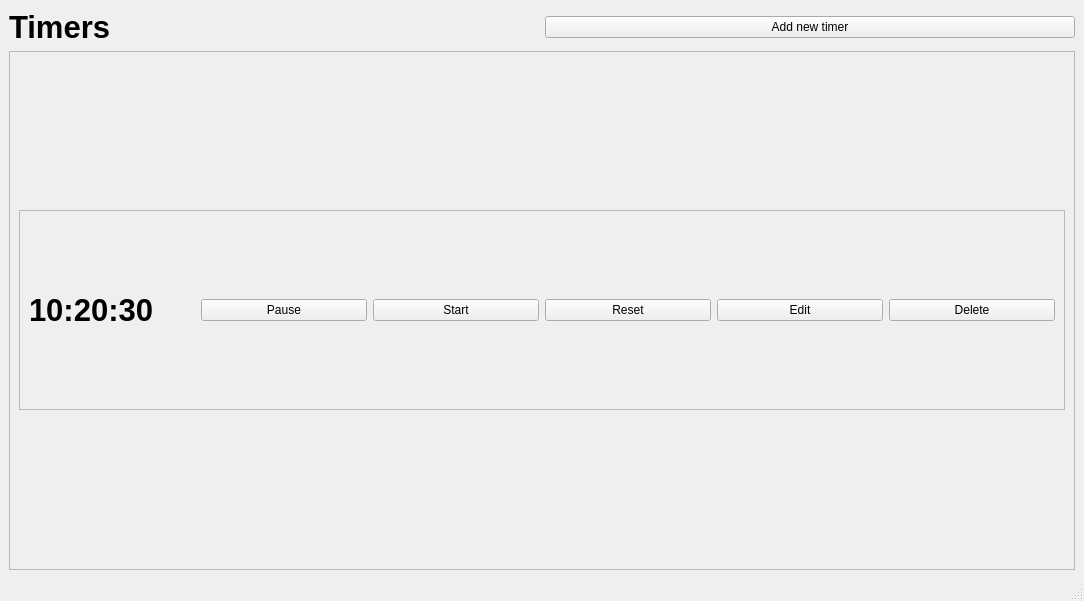
Before: the Qt Designer form mainwindow.ui in MikeParadox/study_timer, drawn with Qt 5.
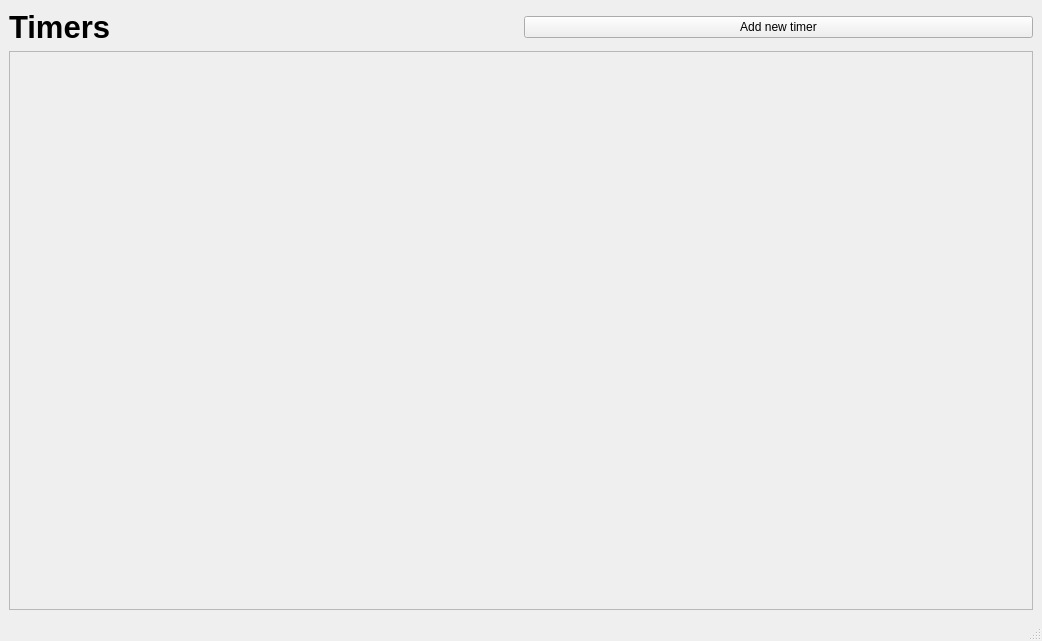
After: the same form once the commit is applied.

The edit to the form file:
```diff
--- a/mainwindow.ui
+++ b/mainwindow.ui
@@ -6,8 +6,8 @@
    <rect>
     <x>0</x>
     <y>0</y>
-    <width>1084</width>
-    <height>601</height>
+    <width>1042</width>
+    <height>641</height>
    </rect>
   </property>
   <property name="windowTitle">
@@ -38,79 +38,11 @@
         <rect>
          <x>0</x>
          <y>0</y>
-         <width>1064</width>
-         <height>489</height>
+         <width>1022</width>
+         <height>529</height>
         </rect>
        </property>
-       <layout class="QVBoxLayout" name="verticalLayout_2">
-        <item>
-         <widget class="QFrame" name="frame">
-          <property name="maximumSize">
-           <size>
-            <width>16777215</width>
-            <height>200</height>
-           </size>
-          </property>
-          <property name="frameShape">
-           <enum>QFrame::StyledPanel</enum>
-          </property>
-          <property name="frameShadow">
-           <enum>QFrame::Raised</enum>
-          </property>
-          <layout class="QHBoxLayout" name="horizontalLayout">
-           <item>
-            <widget class="QLabel" name="label_2">
-             <property name="font">
-              <font>
-               <pointsize>23</pointsize>
-               <weight>75</weight>
-               <bold>true</bold>
-              </font>
-             </property>
-             <property name="text">
-              <string>10:20:30</string>
-             </property>
-            </widget>
-           </item>
-           <item>
-            <widget class="QPushButton" name="pushButton_5">
-             <property name="text">
-              <string>Pause</string>
-             </property>
-            </widget>
-           </item>
-           <item>
-            <widget class="QPushButton" name="pushButton_4">
-             <property name="text">
-              <string>Start</string>
-             </property>
-            </widget>
-           </item>
-           <item>
-            <widget class="QPushButton" name="pushButton_6">
-             <property name="text">
-              <string>Reset</string>
-             </property>
-            </widget>
-           </item>
-           <item>
-            <widget class="QPushButton" name="pushButton_2">
-             <property name="text">
-              <string>Edit</string>
-             </property>
-            </widget>
-           </item>
-           <item>
-            <widget class="QPushButton" name="pushButton_3">
-             <property name="text">
-              <string>Delete</string>
-             </property>
-            </widget>
-           </item>
-          </layout>
-         </widget>
-        </item>
-       </layout>
+       <layout class="QVBoxLayout" name="verticalLayout_2"/>
       </widget>
      </widget>
     </item>
```
Left out of the diff: 2 changed lines with no effect on the pictures.
